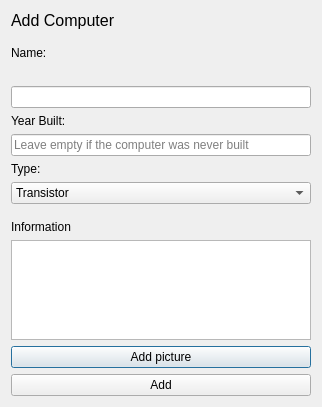
The window that addcomputerwindow.ui (athenabjorg/sacr) describes before a commit, drawn with Qt 5.
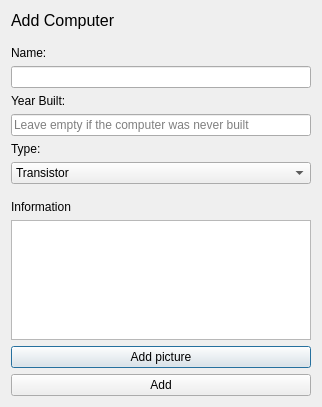
The same window after the commit.

```diff
--- a/addcomputerwindow.ui
+++ b/addcomputerwindow.ui
@@ -43,6 +43,8 @@
     </spacer>
    </item>
    <item>
+    <layout class="QHBoxLayout" name="horizontalLayout">
+     <item>
     <widget class="QLabel" name="label_2">
      <property name="lineWidth">
       <number>1</number>
@@ -58,6 +60,8 @@
       <string/>
      </property>
     </widget>
+     </item>
+    </layout>
    </item>
    <item>
     <widget class="QLineEdit" name="nameInput"/>
```
Lines whose indentation alone changed are shown as unchanged.
